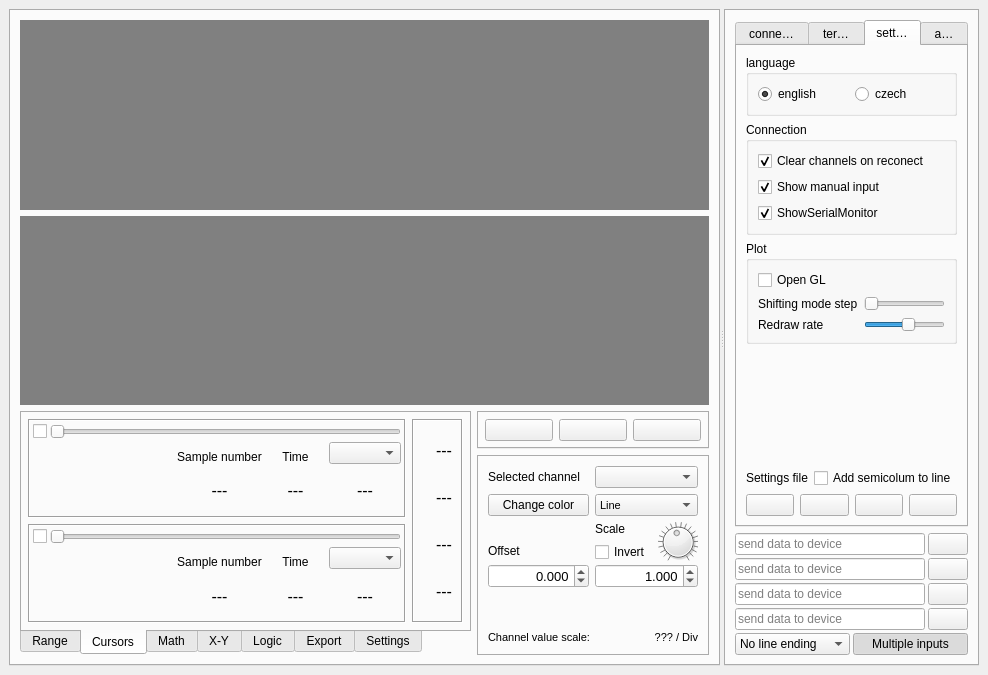
This is mainwindow.ui in jirimaier/DataPlotter as Qt 5 draws it before an edit. The edited form follows.
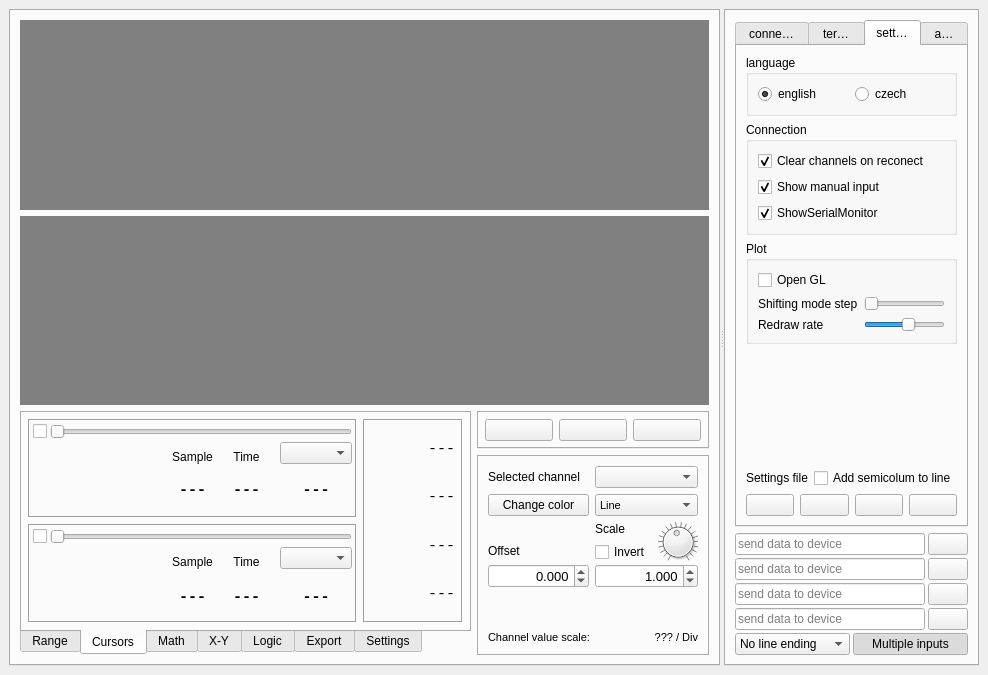
This is the edited form. The open tabs and pages were chosen to show the change. Icons and pictures are not drawn. Custom widgets are drawn as their Qt base class.

What changed in the file:
```diff
--- a/mainwindow.ui
+++ b/mainwindow.ui
@@ -1194,7 +1194,10 @@
                        <widget class="QLabel" name="labelCur1Val">
                         <property name="font">
                          <font>
-                          <pointsize>12</pointsize>
+                          <family>Courier New</family>
+                          <pointsize>11</pointsize>
+                          <weight>75</weight>
+                          <bold>true</bold>
                          </font>
                         </property>
                         <property name="text">
@@ -1209,7 +1212,10 @@
                        <widget class="QLabel" name="labelCur1Sample">
                         <property name="font">
                          <font>
-                          <pointsize>12</pointsize>
+                          <family>Courier New</family>
+                          <pointsize>11</pointsize>
+                          <weight>75</weight>
+                          <bold>true</bold>
                          </font>
                         </property>
                         <property name="text">
@@ -1223,7 +1229,7 @@
                       <item row="0" column="1">
                        <widget class="QLabel" name="label_21">
                         <property name="text">
-                         <string>Sample number</string>
+                         <string>Sample</string>
                         </property>
                         <property name="alignment">
                          <set>Qt::AlignBottom|Qt::AlignHCenter</set>
@@ -1234,7 +1240,10 @@
                        <widget class="QLabel" name="labelCur1Time">
                         <property name="font">
                          <font>
-                          <pointsize>12</pointsize>
+                          <family>Courier New</family>
+                          <pointsize>11</pointsize>
+                          <weight>75</weight>
+                          <bold>true</bold>
                          </font>
                         </property>
                         <property name="text">
@@ -1272,7 +1281,7 @@
                         </property>
                         <property name="sizeHint" stdset="0">
                          <size>
-                          <width>40</width>
+                          <width>0</width>
                           <height>20</height>
                          </size>
                         </property>
@@ -1359,7 +1368,10 @@
                        <widget class="QLabel" name="labelCur2Sample">
                         <property name="font">
                          <font>
-                          <pointsize>12</pointsize>
+                          <family>Courier New</family>
+                          <pointsize>11</pointsize>
+                          <weight>75</weight>
+                          <bold>true</bold>
                          </font>
                         </property>
                         <property name="text">
@@ -1374,7 +1386,10 @@
                        <widget class="QLabel" name="labelCur2Time">
                         <property name="font">
                          <font>
-                          <pointsize>12</pointsize>
+                          <family>Courier New</family>
+                          <pointsize>11</pointsize>
+                          <weight>75</weight>
+                          <bold>true</bold>
                          </font>
                         </property>
                         <property name="text">
@@ -1389,7 +1404,10 @@
                        <widget class="QLabel" name="labelCur2Val">
                         <property name="font">
                          <font>
-                          <pointsize>12</pointsize>
+                          <family>Courier New</family>
+                          <pointsize>11</pointsize>
+                          <weight>75</weight>
+                          <bold>true</bold>
                          </font>
                         </property>
                         <property name="text">
@@ -1403,7 +1421,7 @@
                       <item row="0" column="1">
                        <widget class="QLabel" name="label_22">
                         <property name="text">
-                         <string>Sample number</string>
+                         <string>Sample</string>
                         </property>
                         <property name="alignment">
                          <set>Qt::AlignBottom|Qt::AlignHCenter</set>
@@ -1427,7 +1445,7 @@
                         </property>
                         <property name="sizeHint" stdset="0">
                          <size>
-                          <width>40</width>
+                          <width>0</width>
                           <height>20</height>
                          </size>
                         </property>
@@ -1442,6 +1460,12 @@
                </item>
                <item>
                 <widget class="QFrame" name="frame">
+                 <property name="minimumSize">
+                  <size>
+                   <width>100</width>
+                   <height>0</height>
+                  </size>
+                 </property>
                  <property name="frameShape">
                   <enum>QFrame::Box</enum>
                  </property>
@@ -1449,6 +1473,18 @@
                   <enum>QFrame::Sunken</enum>
                  </property>
                  <layout class="QVBoxLayout" name="verticalLayout_23">
+                  <property name="leftMargin">
+                   <number>6</number>
+                  </property>
+                  <property name="topMargin">
+                   <number>6</number>
+                  </property>
+                  <property name="rightMargin">
+                   <number>6</number>
+                  </property>
+                  <property name="bottomMargin">
+                   <number>6</number>
+                  </property>
                   <item>
                    <layout class="QHBoxLayout" name="horizontalLayout_11">
                     <item>
@@ -1474,7 +1510,8 @@
                       </property>
                       <property name="font">
                        <font>
-                        <pointsize>12</pointsize>
+                        <family>Courier New</family>
+                        <pointsize>11</pointsize>
                        </font>
                       </property>
                       <property name="text">
@@ -1509,7 +1546,8 @@
                       </property>
                       <property name="font">
                        <font>
-                        <pointsize>12</pointsize>
+                        <family>Courier New</family>
+                        <pointsize>11</pointsize>
                        </font>
                       </property>
                       <property name="text">
@@ -1544,7 +1582,8 @@
                       </property>
                       <property name="font">
                        <font>
-                        <pointsize>12</pointsize>
+                        <family>Courier New</family>
+                        <pointsize>11</pointsize>
                        </font>
                       </property>
                       <property name="text">
@@ -1579,7 +1618,8 @@
                       </property>
                       <property name="font">
                        <font>
-                        <pointsize>12</pointsize>
+                        <family>Courier New</family>
+                        <pointsize>11</pointsize>
                        </font>
                       </property>
                       <property name="text">
```
Left out of the diff: 26 changed lines with no effect on the pictures.
